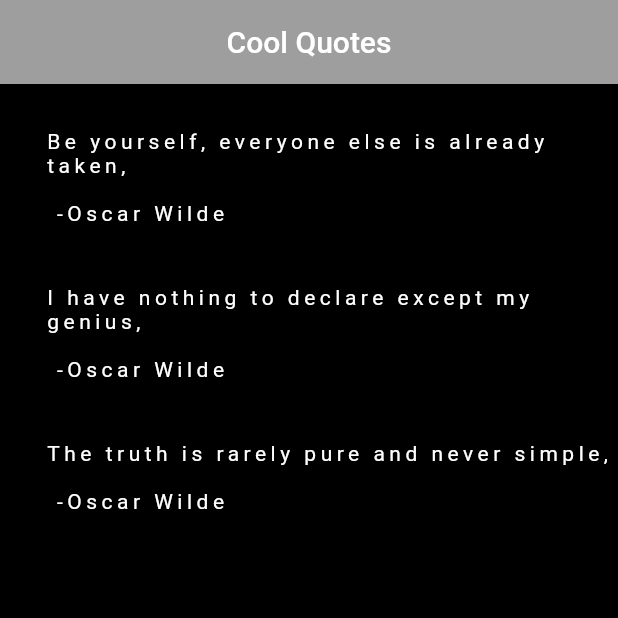
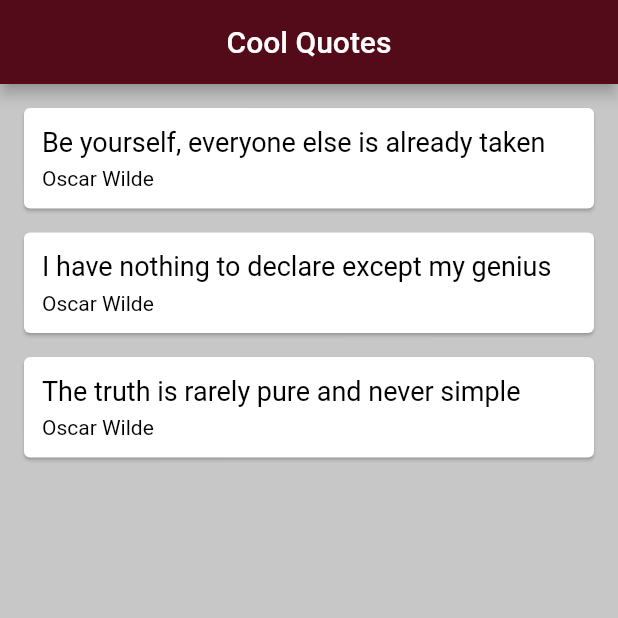
Before and after one commit to skeptickal/Outputting_Lists_of_Data, a Flutter app: the screen it shows after launch, on a phone screen of 412 x 824 dp, the top half of it. Run offline on Flutter 3.47's test engine with Material 2 defaults, Android fonts, the phone set to English and light mode, and no system bars; our stand-ins replace logger.

Commit message:
Made use of cards and created custom widget

```diff
--- a/data_output_practice/lib/main.dart
+++ b/data_output_practice/lib/main.dart
@@ -30,30 +30,48 @@ class _OutputDataState extends State<OutputData> {
         author: 'Oscar Wilde',
         text: 'The truth is rarely pure and never simple'),
   ];
+
+  Widget quoteTemplate(quote) {
+    return Card(
+      margin: const EdgeInsets.fromLTRB(16.0, 16.0, 16.0, 0.0),
+      child: Padding(
+        padding: const EdgeInsets.all(12.0),
+        child: Column(
+          crossAxisAlignment: CrossAxisAlignment.stretch,
+          children: [
+            Text(
+              quote.text,
+              style: const TextStyle(
+                fontSize: 18.0,
+                color: Colors.black,
+              ),
+            ),
+            const SizedBox(height: 6.0),
+            Text(
+              quote.author,
+              style: const TextStyle(fontSize: 14.0, color: Colors.black),
+            ),
+          ],
+        ),
+      ),
+    );
+  }
+
   @override
   Widget build(BuildContext context) {
     return Scaffold(
-      backgroundColor: const Color.fromARGB(255, 0, 0, 0),
+      backgroundColor: const Color.fromARGB(255, 199, 199, 199),
       appBar: AppBar(
         title: const Text(
           'Cool Quotes',
         ),
         centerTitle: true,
-        backgroundColor: Colors.grey,
+        backgroundColor: Color.fromARGB(255, 84, 11, 25),
       ),
       body: Column(
         children: quotes.map(
           (quote) {
-            return Padding(
-              padding: const EdgeInsets.fromLTRB(30.0, 30.0, 0.0, 10.0),
-              child: Text(
-                '${quote.text}, \n\n -${quote.author}',
-                style: const TextStyle(
-                  color: Colors.white,
-                  letterSpacing: 3.0,
-                ),
-              ),
-            );
+            return quoteTemplate(quote);
           },
         ).toList(),
       ),
```
